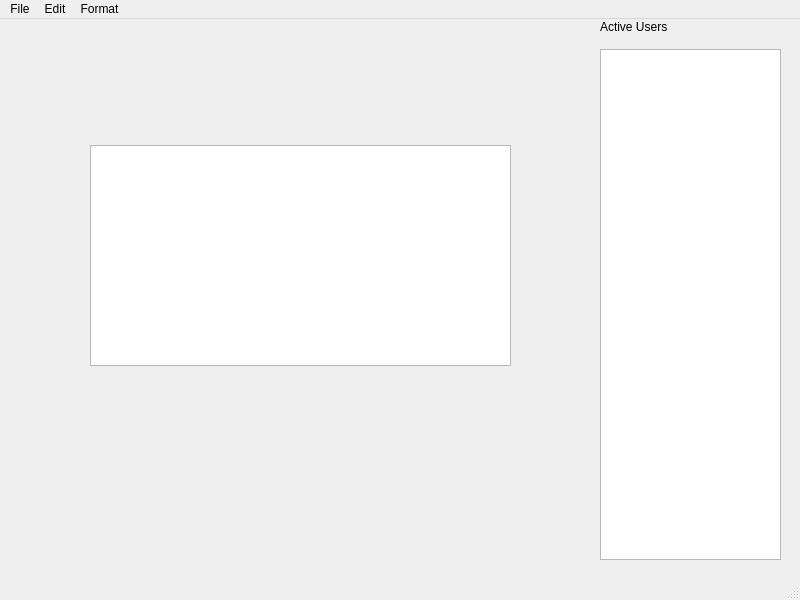
Qt form concurrentTextEditor/editor.ui (scottiexdev/concurrentTextEditor) before a commit.
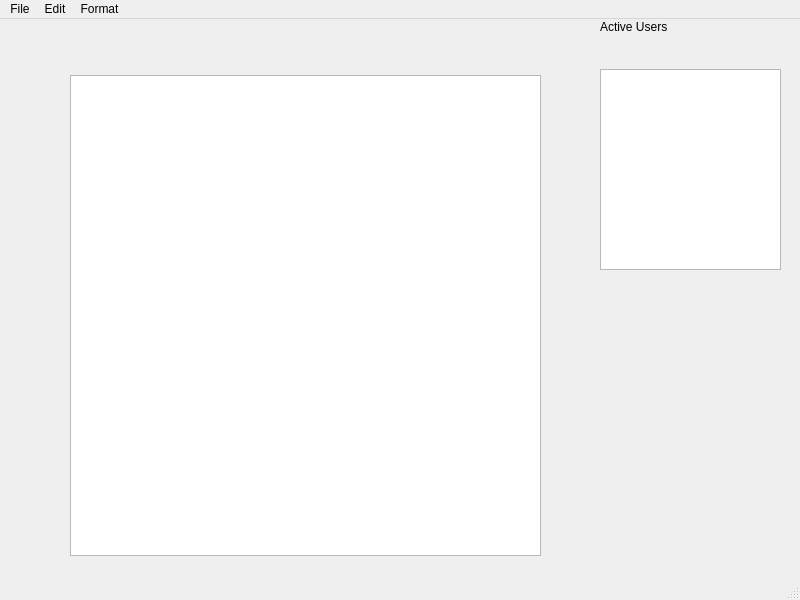
The same form after that commit. Custom widgets are drawn as their Qt base class.

Commit message: Added marginf for editor and syntax sugar for if statement

Diff of the .ui file:
```diff
--- a/concurrentTextEditor/editor.ui
+++ b/concurrentTextEditor/editor.ui
@@ -18,19 +18,19 @@
     <property name="geometry">
      <rect>
       <x>600</x>
-      <y>30</y>
+      <y>50</y>
       <width>181</width>
-      <height>511</height>
+      <height>201</height>
      </rect>
     </property>
    </widget>
    <widget class="EditorController" name="editorController">
     <property name="geometry">
      <rect>
-      <x>90</x>
-      <y>126</y>
-      <width>421</width>
-      <height>221</height>
+      <x>70</x>
+      <y>56</y>
+      <width>471</width>
+      <height>481</height>
      </rect>
     </property>
    </widget>
```
Left out of the diff: 2 changed lines with no effect on the pictures. The commit also changes 1 other file.
